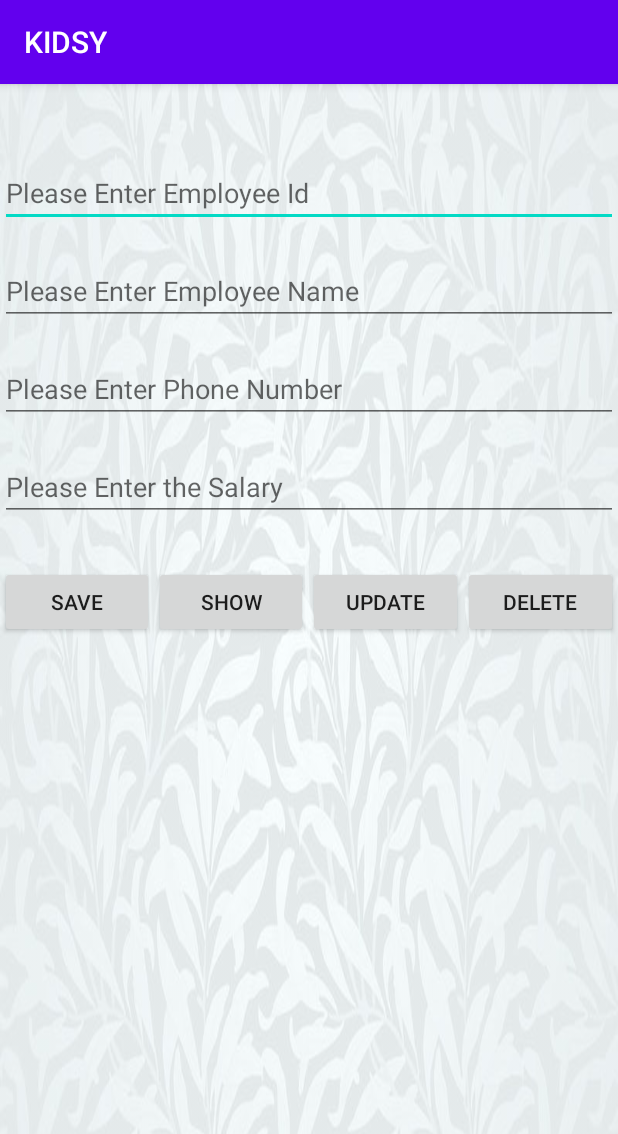
After one commit to Samindi99/KIDSY-Final, an Android app: the AdminEmployee screen opened directly, with no data from a screen before it, on a phone screen of 412 x 824 dp. The commit adds this screen. Shown: the top 1134 px of the screen. Run offline under Robolectric (Android 15) with nearby library versions, the phone set to English and light mode, and no system bars; our stand-ins replace Firebase (no records; nobody signed in at launch, a user with empty details on screens opened directly).

Commit message:
Admin Employee Successful

```diff
--- a/app/src/main/AndroidManifest.xml
+++ b/app/src/main/AndroidManifest.xml
@@ -12,11 +12,12 @@
         android:roundIcon="@mipmap/ic_launcher_round"
         android:supportsRtl="true"
         android:theme="@style/AppTheme">
-        <activity android:name=".ImagesActivity"></activity>
+        <activity android:name=".AdminEmployee"/>
+        <activity android:name=".ImagesActivity" />
         <activity
             android:name=".Fullscreen"
             android:configChanges="keyboardHidden|orientation|screenSize"
-            android:supportsPictureInPicture="true"></activity>
+            android:supportsPictureInPicture="true" />
         <activity android:name=".ShowVideo" />
         <activity android:name=".AdminVideo" />
         <activity android:name=".Quote" />
@@ -32,6 +33,7 @@
                 <category android:name="android.intent.category.LAUNCHER" />
             </intent-filter>
         </activity>
+
         <activity android:name=".MainActivity" />
     </application>
 
--- /dev/null
+++ b/app/src/main/java/com/project/kidsy/AdminEmployee.java
@@ -0,0 +1,130 @@
+package com.project.kidsy;
+
+import androidx.annotation.NonNull;
+import androidx.appcompat.app.AppCompatActivity;
+
+import android.os.Bundle;
+import android.text.TextUtils;
+import android.view.View;
+import android.widget.Button;
+import android.widget.EditText;
+import android.widget.Toast;
+
+import com.google.firebase.database.DataSnapshot;
+import com.google.firebase.database.DatabaseError;
+import com.google.firebase.database.DatabaseReference;
+import com.google.firebase.database.FirebaseDatabase;
+import com.google.firebase.database.ValueEventListener;
+
+
+public class AdminEmployee extends AppCompatActivity {
+
+    EditText txtId,txtName,txtPhone,txtSalary;
+    Button btnSave,btnShow,btnUpdate,btnDelete;
+    DatabaseReference dbRef;
+    Employee emp;
+
+    @Override
+    protected void onCreate(Bundle savedInstanceState) {
+        super.onCreate(savedInstanceState);
+        setContentView(R.layout.activity_admin_employee);
+
+        txtId=findViewById(R.id.emp_id_et);
+        txtName=findViewById(R.id.emp_name_et);
+        txtPhone=findViewById(R.id.emp_phone_et);
+        txtSalary=findViewById(R.id.emp_salary_et);
+
+        btnSave=findViewById(R.id.ebtnSave);
+        btnShow=findViewById(R.id.ebtnshow);
+        btnUpdate=findViewById(R.id.ebtnupdate);
+        btnDelete=findViewById(R.id.ebtndelete);
+
+        emp = new Employee();
+
+        btnDelete.setOnClickListener(new View.OnClickListener() {
+            @Override
+            public void onClick(View view) {
+                dbRef = FirebaseDatabase.getInstance().getReference().child("Employee").child("Emp1");
+                dbRef.removeValue();
+                Toast.makeText(getApplicationContext(),"Successfully deleted", Toast.LENGTH_SHORT).show();
+                clearControls();
+            }
+        });
+
+        btnUpdate.setOnClickListener(new View.OnClickListener() {
+            @Override
+            public void onClick(View view) {
+                dbRef = FirebaseDatabase.getInstance().getReference();
+                dbRef.child("Employee").child("Emp1").child("name").setValue(txtName.getText().toString().trim());
+                dbRef.child("Employee/Emp1/salary").setValue(txtSalary.getText().toString().trim());
+                Toast.makeText(getApplicationContext(),"Successfully Updated Employee Details", Toast.LENGTH_SHORT).show();
+            }
+        });
+
+        btnShow.setOnClickListener(new View.OnClickListener() {
+            @Override
+            public void onClick(View view) {
+                dbRef=FirebaseDatabase.getInstance().getReference().child("Employee/Emp1");
+                dbRef.addListenerForSingleValueEvent(new ValueEventListener() {
+                    @Override
+                    public void onDataChange(@NonNull DataSnapshot snapshot) {
+                        if(snapshot.hasChildren()){
+                            txtId.setText(snapshot.child("id").getValue().toString());
+                            txtName.setText(snapshot.child("name").getValue().toString());
+                            txtPhone.setText(snapshot.child("phone").getValue().toString());
+                            txtSalary.setText(snapshot.child("salary").getValue().toString());
+                        }
+                        else
+                            Toast.makeText(getApplicationContext(),"Cannot find Emp1", Toast.LENGTH_SHORT).show();
+                    }
+
+                    @Override
+                    public void onCancelled(@NonNull DatabaseError error) {
+
+                    }
+                });
+            }
+        });
+
+        btnSave.setOnClickListener(new View.OnClickListener() {
+            @Override
+            public void onClick(View view) {
+                dbRef=FirebaseDatabase.getInstance().getReference().child("Employee");
+                try {
+                    if (TextUtils.isEmpty(txtId.getText().toString()))
+                        Toast.makeText(getApplicationContext(), "Empty Employee ID", Toast.LENGTH_SHORT).show();
+
+                    else if (TextUtils.isEmpty(txtName.getText().toString()))
+                        Toast.makeText(getApplicationContext(), "Empty Employee Name", Toast.LENGTH_SHORT).show();
+
+                    else if (TextUtils.isEmpty(txtPhone.getText().toString()))
+                        Toast.makeText(getApplicationContext(), "Empty Employee Contact Number", Toast.LENGTH_SHORT).show();
+
+                    else if (TextUtils.isEmpty(txtSalary.getText().toString()))
+                        Toast.makeText(getApplicationContext(), "Empty Employee Salary", Toast.LENGTH_SHORT).show();
+
+                    else {
+                        emp.setId(txtId.getText().toString().trim());
+                        emp.setName(txtName.getText().toString().trim());
+                        emp.setPhone(Integer.parseInt(txtPhone.getText().toString().trim()));
+                        emp.setSalary(txtSalary.getText().toString().trim());
+
+                        dbRef.child("Emp1").setValue(emp);
+                        Toast.makeText(getApplicationContext(), "Employee Successfully added", Toast.LENGTH_SHORT).show();
+                        clearControls();
+                    }
+                }
+                catch (NumberFormatException nfe) {
+                    Toast.makeText(getApplicationContext(), "Invalid Contact Number", Toast.LENGTH_SHORT).show();
+                }
+            }
+        });
+    }
+
+    private void clearControls() {
+        txtId.setText("");
+        txtName.setText("");
+        txtPhone.setText("");
+        txtSalary.setText("");
+    }
+}
--- /dev/null
+++ b/app/src/main/java/com/project/kidsy/Employee.java
@@ -0,0 +1,44 @@
+package com.project.kidsy;
+
+public class Employee {
+
+    private String id;
+    private String name;
+    private Integer phone;
+    private String salary;
+
+    public Employee() {
+    }
+
+    public String getId() {
+        return id;
+    }
+
+    public void setId(String id) {
+        this.id = id;
+    }
+
+    public String getName() {
+        return name;
+    }
+
+    public void setName(String name) {
+        this.name = name;
+    }
+
+    public Integer getPhone() {
+        return phone;
+    }
+
+    public void setPhone(Integer phone) {
+        this.phone = phone;
+    }
+
+    public String getSalary() {
+        return salary;
+    }
+
+    public void setSalary(String salary) {
+        this.salary = salary;
+    }
+}
--- /dev/null
+++ b/app/src/main/res/layout/activity_admin_employee.xml
@@ -0,0 +1,81 @@
+<?xml version="1.0" encoding="utf-8"?>
+<LinearLayout xmlns:android="http://schemas.android.com/apk/res/android"
+    xmlns:app="http://schemas.android.com/apk/res-auto"
+    xmlns:tools="http://schemas.android.com/tools"
+    android:layout_width="match_parent"
+    android:layout_height="match_parent"
+    android:orientation="vertical"
+    android:background="@drawable/cusback"
+    tools:context=".AdminEmployee">
+
+    <EditText
+        android:id="@+id/emp_id_et"
+        android:layout_width="match_parent"
+        android:layout_height="wrap_content"
+        android:layout_marginTop="50dp"
+        android:ems="10"
+        android:hint="@string/EmpId"
+        android:inputType="textPersonName" />
+
+    <EditText
+        android:id="@+id/emp_name_et"
+        android:layout_width="match_parent"
+        android:layout_height="wrap_content"
+        android:layout_marginTop="20dp"
+        android:ems="10"
+        android:hint="@string/EmpName"
+        android:inputType="textPersonName" />
+
+    <EditText
+        android:id="@+id/emp_phone_et"
+        android:layout_marginTop="20dp"
+        android:layout_width="match_parent"
+        android:layout_height="wrap_content"
+        android:ems="10"
+        android:hint="@string/EmpPhone"
+        android:inputType="phone" />
+
+    <EditText
+        android:id="@+id/emp_salary_et"
+        android:layout_width="match_parent"
+        android:layout_height="wrap_content"
+        android:layout_marginTop="20dp"
+        android:ems="10"
+        android:hint="@string/EmpSalary"
+        android:inputType="textPersonName" />
+
+    <LinearLayout
+        android:layout_width="match_parent"
+        android:layout_height="match_parent"
+        android:orientation="horizontal"
+        android:layout_marginTop="30dp">
+
+        <Button
+            android:id="@+id/ebtnSave"
+            android:layout_width="wrap_content"
+            android:layout_height="wrap_content"
+            android:layout_weight="1"
+            android:text="@string/btnEsave" />
+
+        <Button
+            android:id="@+id/ebtnshow"
+            android:layout_width="wrap_content"
+            android:layout_height="wrap_content"
+            android:layout_weight="1"
+            android:text="@string/btnEshow" />
+
+        <Button
+            android:id="@+id/ebtnupdate"
+            android:layout_width="wrap_content"
+            android:layout_height="wrap_content"
+            android:layout_weight="1"
+            android:text="@string/btnEupdate" />
+
+        <Button
+            android:id="@+id/ebtndelete"
+            android:layout_width="wrap_content"
+            android:layout_height="wrap_content"
+            android:layout_weight="1"
+            android:text="@string/btnEdelete" />
+    </LinearLayout>
+</LinearLayout>
--- a/app/src/main/res/values/strings.xml
+++ b/app/src/main/res/values/strings.xml
@@ -51,4 +51,14 @@
     <string name="invalid_password">Enter 6 digit password</string>
     <string name="invalid_confirm_password">Password does not match</string>
 
+    //admin Employee
+    <string name="EmpId">Please Enter Employee Id</string>
+    <string name="EmpName">Please Enter Employee Name</string>
+    <string name="EmpPhone">Please Enter Phone Number</string>
+    <string name="EmpSalary">Please Enter the Salary</string>
+    <string name="btnEsave">Save</string>
+    <string name="btnEshow">Show</string>
+    <string name="btnEupdate">Update</string>
+    <string name="btnEdelete">Delete</string>
+
 </resources>
```
Also changed, not shown: app/src/main/res/drawable/cusback.jpg (added), app/src/main/res/drawable/emp.jpg (added).
